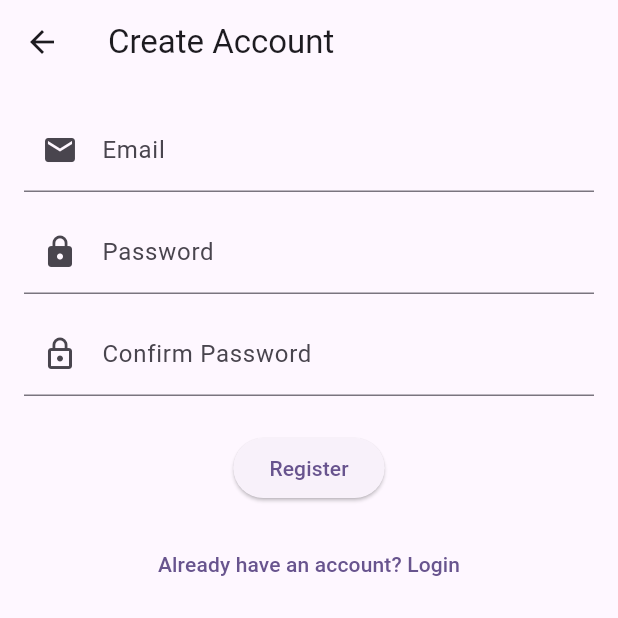
After one commit to ba138/aws_flutter_app, a Flutter app: the screen it shows after launch, after a tap on "Register Here", on a phone screen of 412 x 824 dp, the top half of it. The commit adds this screen. Run offline on Flutter 3.47's test engine with Material 3 defaults, Android fonts, the phone set to English and light mode, and no system bars; our stand-ins replace get; missing offline and left inert: amplify_auth_cognito, amplify_flutter.

Commit message:
feat: implement authentication flow with login, registration, and email verification screens

```diff
--- /dev/null
+++ b/lib/Screens/login_screen.dart
@@ -0,0 +1,57 @@
+import 'package:aws_flutter_app/Screens/register_screen.dart';
+import 'package:flutter/material.dart';
+import 'package:get/get.dart';
+import '../controllers/auth_controller.dart';
+
+class LoginScreen extends StatelessWidget {
+  const LoginScreen({super.key});
+
+  @override
+  Widget build(BuildContext context) {
+    final AuthController controller = Get.put(AuthController());
+
+    final emailController = TextEditingController();
+    final passwordController = TextEditingController();
+
+    return Scaffold(
+      appBar: AppBar(title: const Text('Login')),
+      body: Padding(
+        padding: const EdgeInsets.all(16),
+        child: Column(
+          children: [
+            TextField(
+              controller: emailController,
+              decoration: const InputDecoration(labelText: 'Email'),
+            ),
+            TextField(
+              controller: passwordController,
+              decoration: const InputDecoration(labelText: 'Password'),
+              obscureText: true,
+            ),
+            const SizedBox(height: 20),
+            Obx(
+              () => ElevatedButton(
+                onPressed: controller.isLoading.value
+                    ? null
+                    : () => controller.signIn(
+                        email: emailController.text,
+                        password: passwordController.text,
+                      ),
+                child: controller.isLoading.value
+                    ? const CircularProgressIndicator()
+                    : const Text('Login'),
+              ),
+            ),
+            Text('Don\'t have an account?'),
+            TextButton(
+              onPressed: () {
+                Get.to(() => const RegisterScreen());
+              },
+              child: const Text('Register Here'),
+            ),
+          ],
+        ),
+      ),
+    );
+  }
+}
--- /dev/null
+++ b/lib/Screens/register_screen.dart
@@ -0,0 +1,81 @@
+import 'package:flutter/material.dart';
+import 'package:get/get.dart';
+import '../controllers/auth_controller.dart';
+
+class RegisterScreen extends StatelessWidget {
+  const RegisterScreen({super.key});
+
+  @override
+  Widget build(BuildContext context) {
+    final AuthController controller = Get.put(AuthController());
+
+    final emailController = TextEditingController();
+    final passwordController = TextEditingController();
+    final confirmPasswordController = TextEditingController();
+
+    return Scaffold(
+      appBar: AppBar(title: const Text('Create Account')),
+      body: Padding(
+        padding: const EdgeInsets.all(16),
+        child: SingleChildScrollView(
+          child: Column(
+            children: [
+              TextField(
+                controller: emailController,
+                decoration: const InputDecoration(
+                  labelText: 'Email',
+                  prefixIcon: Icon(Icons.email),
+                ),
+              ),
+              const SizedBox(height: 12),
+              TextField(
+                controller: passwordController,
+                obscureText: true,
+                decoration: const InputDecoration(
+                  labelText: 'Password',
+                  prefixIcon: Icon(Icons.lock),
+                ),
+              ),
+              const SizedBox(height: 12),
+              TextField(
+                controller: confirmPasswordController,
+                obscureText: true,
+                decoration: const InputDecoration(
+                  labelText: 'Confirm Password',
+                  prefixIcon: Icon(Icons.lock_outline),
+                ),
+              ),
+              const SizedBox(height: 24),
+              Obx(
+                () => ElevatedButton(
+                  onPressed: controller.isLoading.value
+                      ? null
+                      : () {
+                          if (passwordController.text !=
+                              confirmPasswordController.text) {
+                            Get.snackbar('Error', 'Passwords do not match');
+                            return;
+                          }
+
+                          controller.signUp(
+                            email: emailController.text,
+                            password: passwordController.text,
+                          );
+                        },
+                  child: controller.isLoading.value
+                      ? const CircularProgressIndicator()
+                      : const Text('Register'),
+                ),
+              ),
+              const SizedBox(height: 16),
+              TextButton(
+                onPressed: () => Get.back(),
+                child: const Text('Already have an account? Login'),
+              ),
+            ],
+          ),
+        ),
+      ),
+    );
+  }
+}
--- /dev/null
+++ b/lib/Screens/splash_screen.dart
@@ -0,0 +1,34 @@
+import 'package:flutter/material.dart';
+import 'package:get/get.dart';
+import '../controllers/auth_controller.dart';
+import '../serviceses/amplify_service.dart';
+
+class SplashScreen extends StatefulWidget {
+  const SplashScreen({super.key});
+
+  @override
+  State<SplashScreen> createState() => _SplashScreenState();
+}
+
+class _SplashScreenState extends State<SplashScreen> {
+  final AuthController authController = Get.put(AuthController());
+
+  @override
+  void initState() {
+    super.initState();
+    _init();
+  }
+
+  Future<void> _init() async {
+    // 1️⃣ Configure Amplify (only once)
+    await AmplifyService.configure();
+
+    // 2️⃣ Check session & redirect
+    await authController.checkAuthStatus();
+  }
+
+  @override
+  Widget build(BuildContext context) {
+    return const Scaffold(body: Center(child: CircularProgressIndicator()));
+  }
+}
--- /dev/null
+++ b/lib/controllers/auth_controller.dart
@@ -0,0 +1,168 @@
+import 'package:aws_flutter_app/Screens/home_screen.dart';
+import 'package:aws_flutter_app/Screens/login_screen.dart';
+import 'package:aws_flutter_app/Screens/otp_verfication.dart';
+import 'package:get/get.dart';
+import 'package:amplify_flutter/amplify_flutter.dart';
+
+class AuthController extends GetxController {
+  /// UI state
+  var isLoading = false.obs;
+  var isLoggedIn = false.obs;
+
+  /// Store email temporarily for verification & reset
+  String _emailForVerification = '';
+
+  /// =========================
+  /// CHECK CURRENT USER
+  /// =========================
+  Future<void> checkAuthStatus() async {
+    try {
+      final session = await Amplify.Auth.fetchAuthSession();
+      isLoggedIn.value = session.isSignedIn;
+
+      if (session.isSignedIn) {
+        Get.offAll(() => const HomeScreen());
+      } else {
+        Get.offAll(() => const LoginScreen());
+      }
+    } catch (_) {
+      Get.offAll(() => const LoginScreen());
+    }
+  }
+
+  /// =========================
+  /// SIGN UP (REGISTER)
+  /// =========================
+  Future<void> signUp({required String email, required String password}) async {
+    try {
+      isLoading.value = true;
+
+      final result = await Amplify.Auth.signUp(
+        username: email.trim(),
+        password: password.trim(),
+        options: SignUpOptions(
+          userAttributes: {AuthUserAttributeKey.email: email.trim()},
+        ),
+      );
+
+      _emailForVerification = email.trim();
+
+      if (!result.isSignUpComplete) {
+        Get.snackbar(
+          'Verification Required',
+          'Please check your email for the verification code',
+        );
+        Get.to(() => VerifyEmailScreen());
+      }
+    } on AuthException catch (e) {
+      Get.snackbar('Sign Up Failed', e.message);
+    } finally {
+      isLoading.value = false;
+    }
+  }
+
+  /// =========================
+  /// CONFIRM SIGN UP (OTP)
+  /// =========================
+  Future<void> confirmSignUp(String code) async {
+    try {
+      isLoading.value = true;
+
+      final result = await Amplify.Auth.confirmSignUp(
+        username: _emailForVerification,
+        confirmationCode: code.trim(),
+      );
+
+      if (result.isSignUpComplete) {
+        Get.snackbar('Success', 'Account verified successfully');
+        Get.to(() => LoginScreen());
+      }
+    } on AuthException catch (e) {
+      Get.snackbar('Verification Failed', e.message);
+    } finally {
+      isLoading.value = false;
+    }
+  }
+
+  /// =========================
+  /// SIGN IN (LOGIN)
+  /// =========================
+  Future<void> signIn({required String email, required String password}) async {
+    try {
+      isLoading.value = true;
+
+      final result = await Amplify.Auth.signIn(
+        username: email.trim(),
+        password: password.trim(),
+      );
+
+      if (result.isSignedIn) {
+        isLoggedIn.value = true;
+        Get.offAll(() => const HomeScreen());
+      }
+    } on AuthException catch (e) {
+      Get.snackbar('Login Failed', e.message);
+    } finally {
+      isLoading.value = false;
+    }
+  }
+
+  /// =========================
+  /// FORGOT PASSWORD
+  /// =========================
+  Future<void> forgotPassword(String email) async {
+    try {
+      isLoading.value = true;
+
+      await Amplify.Auth.resetPassword(username: email.trim());
+
+      _emailForVerification = email.trim();
+
+      Get.snackbar('Code Sent', 'Please check your email for reset code');
+
+      Get.toNamed('/reset-password');
+    } on AuthException catch (e) {
+      Get.snackbar('Error', e.message);
+    } finally {
+      isLoading.value = false;
+    }
+  }
+
+  /// =========================
+  /// CONFIRM NEW PASSWORD
+  /// =========================
+  Future<void> confirmResetPassword({
+    required String code,
+    required String newPassword,
+  }) async {
+    try {
+      isLoading.value = true;
+
+      await Amplify.Auth.confirmResetPassword(
+        username: _emailForVerification,
+        newPassword: newPassword.trim(),
+        confirmationCode: code.trim(),
+      );
+
+      Get.snackbar('Success', 'Password reset successfully');
+      Get.offAllNamed('/login');
+    } on AuthException catch (e) {
+      Get.snackbar('Reset Failed', e.message);
+    } finally {
+      isLoading.value = false;
+    }
+  }
+
+  /// =========================
+  /// SIGN OUT
+  /// =========================
+  Future<void> signOut() async {
+    try {
+      await Amplify.Auth.signOut();
+      isLoggedIn.value = false;
+      Get.offAllNamed('/login');
+    } catch (e) {
+      Get.snackbar('Error', 'Failed to logout');
+    }
+  }
+}
--- /dev/null
+++ b/lib/serviceses/amplify_service.dart
@@ -0,0 +1,20 @@
+import 'package:amplify_flutter/amplify_flutter.dart';
+import 'package:amplify_auth_cognito/amplify_auth_cognito.dart';
+import 'package:aws_flutter_app/amplifyconfiguration.dart';
+
+class AmplifyService {
+  static bool _configured = false;
+
+  static Future<void> configure() async {
+    if (_configured) return;
+
+    try {
+      final authPlugin = AmplifyAuthCognito();
+      await Amplify.addPlugin(authPlugin);
+      await Amplify.configure(amplifyconfig);
+      _configured = true;
+    } catch (e) {
+      safePrint('Amplify error: $e');
+    }
+  }
+}
--- a/pubspec.yaml
+++ b/pubspec.yaml
@@ -36,6 +36,7 @@ dependencies:
   cupertino_icons: ^1.0.8
   amplify_flutter: ^2.9.0
   amplify_auth_cognito: ^2.9.0
+  get: ^4.7.3
 
 dev_dependencies:
   flutter_test:
```
Also changed, not shown: lib/Models/app_user_model.dart (added, +23 -0 lines), lib/Screens/home_screen.dart (added, +10 -0 lines), lib/Screens/otp_verfication.dart (added, +51 -0 lines), lib/main.dart (+7 -106 lines), pubspec.lock.
